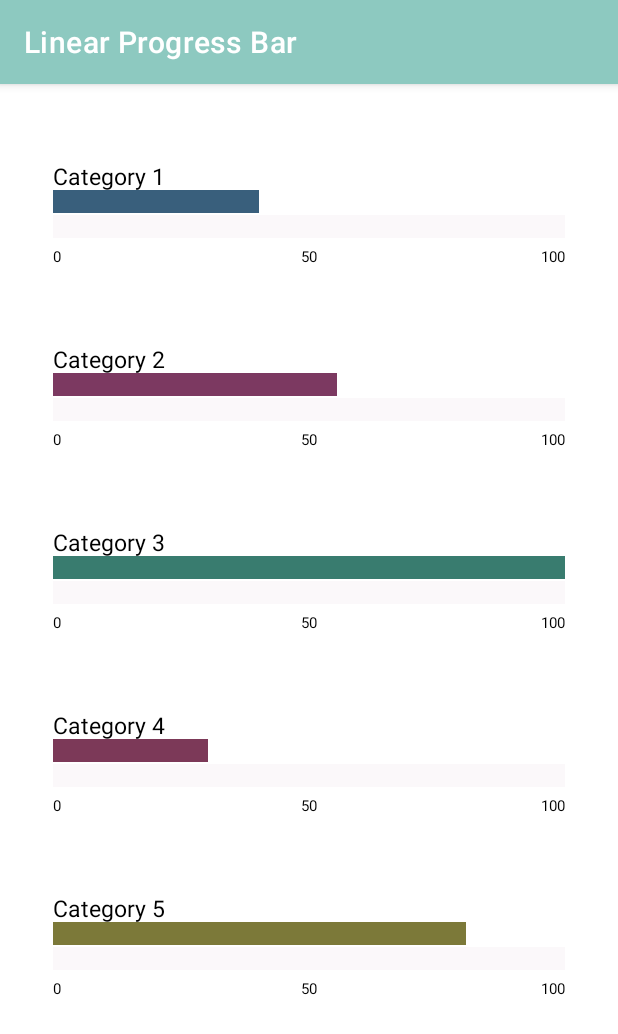
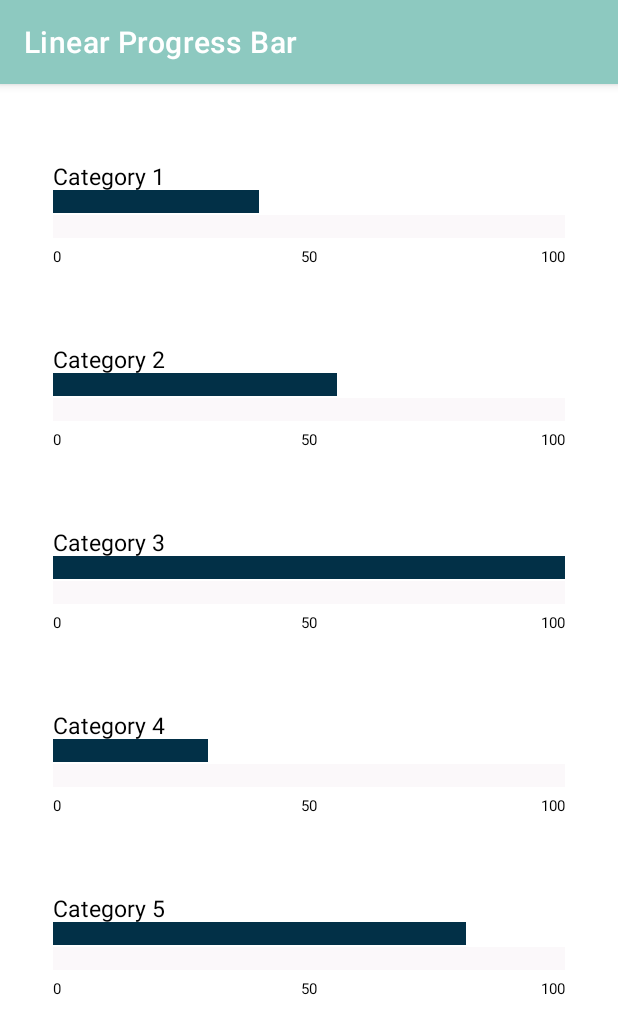
Before and after one commit to sung2063/AndroidTableauLibrary, an Android app: the LinearProgressActivity screen opened directly, with no data from a screen before it, on a phone screen of 412 x 824 dp. Shown: the top 1034 px of the screen. Run offline under Robolectric (Android 15) with nearby library versions, the phone set to English and light mode, and no system bars.

Commit message:
AndroidTableauLibrary v1.0-rc-1 Improvements (#10)
- Created Regex Class
- Created IllegalArgumentException
- Fixed Pie Graph Legend Color Issue
- Caught illegal argument exception
- Shortened Handler creation code in each activity
- Removed unnecessary files for v1.0
- Removed MaxValue From Dot Progress Attribution
- Caught Exceptions On LinearProgressView and DotProgressView
- Added JitPack Maven To Project

```diff
--- /dev/null
+++ b/TableauLibrary/src/main/java/com/sung2063/tableau_library/exception/IllegalArgumentException.kt
@@ -0,0 +1,3 @@
+package com.sung2063.tableau_library.exception
+
+class IllegalArgumentException(override val message: String): Exception(message)
--- a/TableauLibrary/src/main/java/com/sung2063/tableau_library/graph/adapter/PieGraphDataAdapter.kt
+++ b/TableauLibrary/src/main/java/com/sung2063/tableau_library/graph/adapter/PieGraphDataAdapter.kt
@@ -14,6 +14,7 @@ import com.sung2063.tableau_library.graph.model.PieGraphModel
 class PieGraphDataAdapter(
     private val data: List<PieGraphModel>,
     private val isUsingArcColor: Boolean,
+    private val graphColor: String?,
     private val alphaList: List<Int>?
 ) : RecyclerView.Adapter<PieGraphDataAdapter.ViewHolder>() {
 
@@ -38,7 +39,7 @@ class PieGraphDataAdapter(
         if (isUsingArcColor) {
             legendColor = data[position].color
         } else {
-            legendColor = "#023047"
+            legendColor = graphColor
             alphaList.let { gradientDrawable.alpha = it?.get(position)!! }
         }
         gradientDrawable.setColor(Color.parseColor(legendColor))
--- a/TableauLibrary/src/main/java/com/sung2063/tableau_library/progress/LinearProgressView.kt
+++ b/TableauLibrary/src/main/java/com/sung2063/tableau_library/progress/LinearProgressView.kt
@@ -7,8 +7,10 @@ import androidx.constraintlayout.widget.ConstraintLayout
 import androidx.recyclerview.widget.LinearLayoutManager
 import androidx.recyclerview.widget.RecyclerView
 import com.sung2063.tableau_library.R
+import com.sung2063.tableau_library.exception.IllegalArgumentException
 import com.sung2063.tableau_library.progress.adapter.LinearProgressItemsAdapter
 import com.sung2063.tableau_library.progress.handler.LinearProgressHandler
+import com.sung2063.tableau_library.util.RegexTool
 
 class LinearProgressView @JvmOverloads constructor(
     context: Context,
@@ -22,11 +24,30 @@ class LinearProgressView @JvmOverloads constructor(
     private var maxValue: Int
 
     init {
-        val typedArray = context.theme.obtainStyledAttributes(attrs, R.styleable.LinearProgressView, 0, 0)
-        isUsingCommonColor = typedArray.getBoolean(R.styleable.LinearProgressView_useCommonColor, false)
+        val typedArray =
+            context.theme.obtainStyledAttributes(attrs, R.styleable.LinearProgressView, 0, 0)
+        isUsingCommonColor =
+            typedArray.getBoolean(R.styleable.LinearProgressView_useCommonColor, false)
         commonFilledColor = typedArray.getString(R.styleable.LinearProgressView_filledColor)
         commonUnfilledColor = typedArray.getString(R.styleable.LinearProgressView_unfilledColor)
         maxValue = typedArray.getInteger(R.styleable.LinearProgressView_maxValue, 100)
+
+        // Check conditions & exceptions
+        if (commonFilledColor == null) {
+            commonFilledColor = "#023047"      // Default color
+        } else if (!RegexTool.HEX_COLOR_CODE.toRegex()
+                .matches(input = commonFilledColor.toString())
+        ) {
+            throw IllegalArgumentException(context.getString(R.string.hex_color_code_illegal_error))
+        }
+
+        if (commonUnfilledColor == null) {
+            commonUnfilledColor = "#fbf8fa"      // Default color
+        } else if (!RegexTool.HEX_COLOR_CODE.toRegex()
+                .matches(input = commonUnfilledColor.toString())
+        ) {
+            throw IllegalArgumentException(context.getString(R.string.hex_color_code_illegal_error))
+        }
     }
 
     fun setHandler(_handler: LinearProgressHandler) {
@@ -35,8 +56,17 @@ class LinearProgressView @JvmOverloads constructor(
         val recyclerView: RecyclerView = findViewById(R.id.rv_linear_progress_list)
 
         // Create a RecyclerView with user data
-        val adapter = LinearProgressItemsAdapter(context, _handler.dataList, isUsingCommonColor, commonFilledColor, commonUnfilledColor, maxValue, _handler.space)
-        recyclerView.layoutManager = LinearLayoutManager(context, LinearLayoutManager.VERTICAL, false)
+        val adapter = LinearProgressItemsAdapter(
+            context,
+            _handler.dataList,
+            isUsingCommonColor,
+            commonFilledColor,
+            commonUnfilledColor,
+            maxValue,
+            _handler.space
+        )
+        recyclerView.layoutManager =
+            LinearLayoutManager(context, LinearLayoutManager.VERTICAL, false)
         recyclerView.adapter = adapter
     }
 }
--- a/TableauLibrary/src/main/res/values/attrs.xml
+++ b/TableauLibrary/src/main/res/values/attrs.xml
@@ -26,7 +26,6 @@
         <attr name="useCommonColor" />
         <attr name="filledColor" />
         <attr name="unfilledColor" />
-        <attr name="maxValue" />
     </declare-styleable>
 
 </resources>
--- /dev/null
+++ b/TableauLibrary/src/main/res/values/strings.xml
@@ -0,0 +1,6 @@
+<?xml version="1.0" encoding="utf-8"?>
+<resources>
+
+    <string name="hex_color_code_illegal_error">HEX color code must be #000000 format.</string>
+
+</resources>
--- a/app/build.gradle
+++ b/app/build.gradle
@@ -42,6 +42,7 @@ dependencies {
     testImplementation 'junit:junit:4.+'
     androidTestImplementation 'androidx.test.ext:junit:1.1.2'
     androidTestImplementation 'androidx.test.espresso:espresso-core:3.3.0'
+    //implementation 'com.github.sung2063:AndroidTableauLibrary:1.0-rc-2'
 
     // Dependency on a local library module
     implementation project(":TableauLibrary")
--- a/app/src/main/java/com/sung2063/tableau_app/DotProgressActivity.kt
+++ b/app/src/main/java/com/sung2063/tableau_app/DotProgressActivity.kt
@@ -22,8 +22,6 @@ class DotProgressActivity : AppCompatActivity() {
         )
 
         // [2] Set Handler and link with the view
-        val handler = DotProgressHandler(dataList)
-        dotProgressView.setHandler(handler)
-
+        dotProgressView.setHandler(DotProgressHandler(dataList))
     }
 }
--- a/app/src/main/java/com/sung2063/tableau_app/LinearProgressActivity.kt
+++ b/app/src/main/java/com/sung2063/tableau_app/LinearProgressActivity.kt
@@ -24,8 +24,7 @@ class LinearProgressActivity : AppCompatActivity() {
         )
 
         // [2] Set Handler and link with the view
-        val handler = LinearProgressHandler(dataList)
-        linearProgressView.setHandler(handler)
+        linearProgressView.setHandler(LinearProgressHandler(dataList))
 
     }
 }
--- a/app/src/main/java/com/sung2063/tableau_app/PieGraphActivity.kt
+++ b/app/src/main/java/com/sung2063/tableau_app/PieGraphActivity.kt
@@ -27,8 +27,7 @@ class PieGraphActivity : AppCompatActivity() {
         )
 
         // [2] Set Handler and link with the view
-        val handler = PieGraphHandler(dataList)
-        pieGraphView.setHandler(handler)
+        pieGraphView.setHandler(PieGraphHandler(dataList))
 
     }
 
--- a/app/src/main/res/layout/activity_linear_progress.xml
+++ b/app/src/main/res/layout/activity_linear_progress.xml
@@ -11,10 +11,7 @@
         android:id="@+id/linear_progress_view"
         android:layout_width="0dp"
         android:layout_height="0dp"
-        app:useCommonColor="false"
-        app:filledColor="#023047"
-        app:unfilledColor="#dddddd"
-        app:maxValue="100"
+        app:useCommonColor="true"
         app:layout_constraintBottom_toBottomOf="parent"
         app:layout_constraintEnd_toEndOf="parent"
         app:layout_constraintStart_toStartOf="parent"
--- a/app/src/main/res/layout/activity_pie_graph.xml
+++ b/app/src/main/res/layout/activity_pie_graph.xml
@@ -10,8 +10,6 @@
         android:id="@+id/pie_graph_view"
         android:layout_width="0dp"
         android:layout_height="0dp"
-        app:useArcColor="false"
-        app:graphColor="#023047"
         app:layout_constraintBottom_toBottomOf="parent"
         app:layout_constraintEnd_toEndOf="parent"
         app:layout_constraintStart_toStartOf="parent"
--- a/build.gradle
+++ b/build.gradle
@@ -18,6 +18,8 @@ allprojects {
     repositories {
         google()
         jcenter()
+
+        maven { url 'https://jitpack.io' }
     }
 }
 
```
Also changed, not shown: TableauLibrary/src/main/java/com/sung2063/tableau_library/graph/PieGraphView.kt (+15 -2 lines), TableauLibrary/src/main/java/com/sung2063/tableau_library/progress/DotProgressView.kt (+22 -3 lines), TableauLibrary/src/main/java/com/sung2063/tableau_library/progress/adapter/DotProgressItemsAdapter.kt (+11 -8 lines), TableauLibrary/src/main/java/com/sung2063/tableau_library/util/RegexTool.kt (added, +9 -0 lines), app/src/main/AndroidManifest.xml (+2 -6 lines), app/src/main/java/com/sung2063/tableau_app/VotingGraphActivity.kt (deleted, +0 -11 lines), app/src/main/res/layout/activity_voting_graph.xml (deleted, +0 -9 lines).
